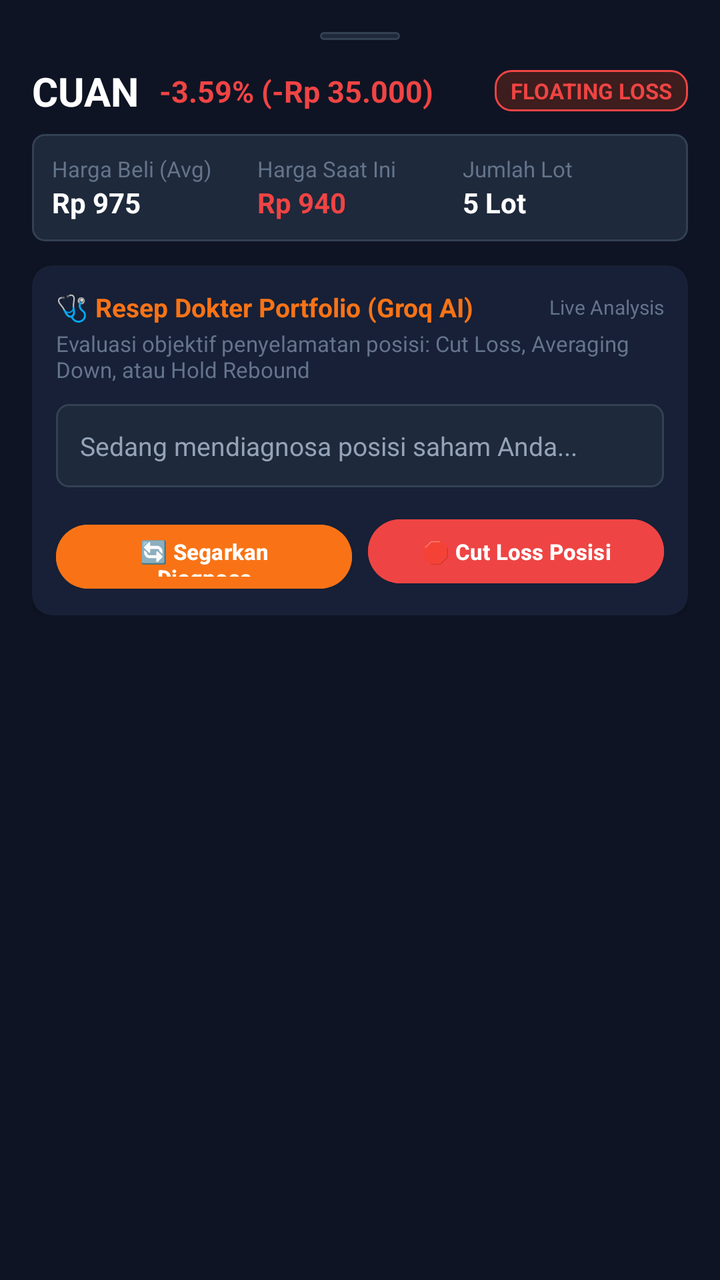
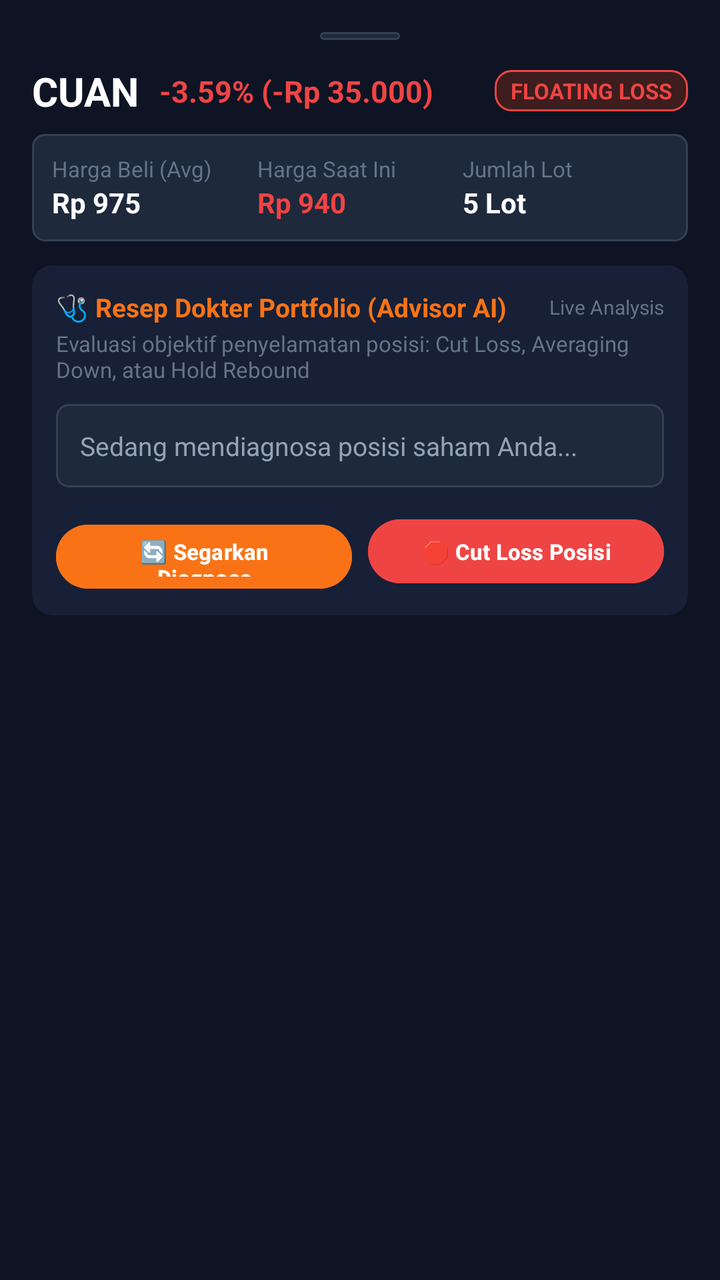

Two renders of the same Android screen: before a commit and after it. Below are the layout's source before the change and the commit's diff.
<!-- AndroidManifest.xml: application theme Theme.AppScalping -->
<!-- res/layout/bottom_sheet_portfolio_rescue.xml -->
<?xml version="1.0" encoding="utf-8"?>
<androidx.core.widget.NestedScrollView xmlns:android="http://schemas.android.com/apk/res/android"
    xmlns:app="http://schemas.android.com/apk/res-auto"
    android:layout_width="match_parent"
    android:layout_height="wrap_content"
    android:background="@color/bg_panel">

    <LinearLayout
        android:layout_width="match_parent"
        android:layout_height="wrap_content"
        android:orientation="vertical"
        android:padding="16dp">

        
        <View
            android:layout_width="40dp"
            android:layout_height="4dp"
            android:layout_gravity="center_horizontal"
            android:layout_marginBottom="12dp"
            android:background="@drawable/bg_chip" />

        
        <LinearLayout
            android:layout_width="match_parent"
            android:layout_height="wrap_content"
            android:gravity="center_vertical"
            android:orientation="horizontal">

            <TextView
                android:id="@+id/tvRescueTicker"
                android:layout_width="wrap_content"
                android:layout_height="wrap_content"
                android:text="CUAN"
                android:textColor="@color/text_primary"
                android:textSize="20sp"
                android:textStyle="bold" />

            <TextView
                android:id="@+id/tvRescuePnl"
                android:layout_width="wrap_content"
                android:layout_height="wrap_content"
                android:layout_marginStart="10dp"
                android:text="-3.59% (-Rp 35.000)"
                android:textColor="@color/signal_red"
                android:textSize="15sp"
                android:textStyle="bold" />

            <View
                android:layout_width="0dp"
                android:layout_height="1dp"
                android:layout_weight="1" />

            <TextView
                android:id="@+id/badgeRescueStatus"
                android:layout_width="wrap_content"
                android:layout_height="wrap_content"
                android:background="@drawable/bg_score_red"
                android:paddingHorizontal="8dp"
                android:paddingVertical="3dp"
                android:text="FLOATING LOSS"
                android:textColor="@color/signal_red"
                android:textSize="11sp"
                android:textStyle="bold" />
        </LinearLayout>

        
        <LinearLayout
            android:layout_width="match_parent"
            android:layout_height="wrap_content"
            android:layout_marginTop="8dp"
            android:background="@drawable/bg_chip"
            android:orientation="horizontal"
            android:padding="10dp">

            <LinearLayout
                android:layout_width="0dp"
                android:layout_height="wrap_content"
                android:layout_weight="1"
                android:orientation="vertical">

                <TextView
                    android:layout_width="wrap_content"
                    android:layout_height="wrap_content"
                    android:text="Harga Beli (Avg)"
                    android:textColor="@color/text_muted"
                    android:textSize="11sp" />

                <TextView
                    android:id="@+id/tvRescueEntry"
                    android:layout_width="wrap_content"
                    android:layout_height="wrap_content"
                    android:text="Rp 975"
                    android:textColor="@color/text_primary"
                    android:textSize="14sp"
                    android:textStyle="bold" />
            </LinearLayout>

            <LinearLayout
                android:layout_width="0dp"
                android:layout_height="wrap_content"
                android:layout_weight="1"
                android:orientation="vertical">

                <TextView
                    android:layout_width="wrap_content"
                    android:layout_height="wrap_content"
                    android:text="Harga Saat Ini"
                    android:textColor="@color/text_muted"
                    android:textSize="11sp" />

                <TextView
                    android:id="@+id/tvRescueCurrentPrice"
                    android:layout_width="wrap_content"
                    android:layout_height="wrap_content"
                    android:text="Rp 940"
                    android:textColor="@color/signal_red"
                    android:textSize="14sp"
                    android:textStyle="bold" />
            </LinearLayout>

            <LinearLayout
                android:layout_width="0dp"
                android:layout_height="wrap_content"
                android:layout_weight="1"
                android:orientation="vertical">

                <TextView
                    android:layout_width="wrap_content"
                    android:layout_height="wrap_content"
                    android:text="Jumlah Lot"
                    android:textColor="@color/text_muted"
                    android:textSize="11sp" />

                <TextView
                    android:id="@+id/tvRescueLot"
                    android:layout_width="wrap_content"
                    android:layout_height="wrap_content"
                    android:text="5 Lot"
                    android:textColor="@color/text_primary"
                    android:textSize="14sp"
                    android:textStyle="bold" />
            </LinearLayout>
        </LinearLayout>

        
        <androidx.cardview.widget.CardView
            android:layout_width="match_parent"
            android:layout_height="wrap_content"
            android:layout_marginTop="12dp"
            app:cardBackgroundColor="@color/bg_card"
            app:cardCornerRadius="10dp"
            app:cardElevation="2dp">

            <LinearLayout
                android:layout_width="match_parent"
                android:layout_height="wrap_content"
                android:orientation="vertical"
                android:padding="12dp">

                <LinearLayout
                    android:layout_width="match_parent"
                    android:layout_height="wrap_content"
                    android:gravity="center_vertical"
                    android:orientation="horizontal">

                    <TextView
                        android:layout_width="0dp"
                        android:layout_height="wrap_content"
                        android:layout_weight="1"
                        android:text="🩺 Resep Dokter Portfolio (Groq AI)"
                        android:textColor="#F97316"
                        android:textSize="13sp"
                        android:textStyle="bold" />

                    <TextView
                        android:id="@+id/tvRescueTime"
                        android:layout_width="wrap_content"
                        android:layout_height="wrap_content"
                        android:text="Live Analysis"
                        android:textColor="@color/text_muted"
                        android:textSize="10sp" />
                </LinearLayout>

                <TextView
                    android:layout_width="match_parent"
                    android:layout_height="wrap_content"
                    android:layout_marginTop="2dp"
                    android:text="Evaluasi objektif penyelamatan posisi: Cut Loss, Averaging Down, atau Hold Rebound"
                    android:textColor="@color/text_muted"
                    android:textSize="11sp" />

                
                <LinearLayout
                    android:layout_width="match_parent"
                    android:layout_height="wrap_content"
                    android:layout_marginTop="10dp"
                    android:background="@drawable/bg_chip"
                    android:orientation="vertical"
                    android:padding="12dp">

                    <TextView
                        android:id="@+id/tvRescueContent"
                        android:layout_width="match_parent"
                        android:layout_height="wrap_content"
                        android:lineSpacingExtra="4dp"
                        android:text="Sedang mendiagnosa posisi saham Anda..."
                        android:textColor="@color/text_secondary"
                        android:textIsSelectable="true"
                        android:textSize="13sp" />

                    
                    <LinearLayout
                        android:id="@+id/layoutRescueLoading"
                        android:layout_width="match_parent"
                        android:layout_height="wrap_content"
                        android:layout_marginTop="8dp"
                        android:gravity="center_vertical"
                        android:orientation="horizontal"
                        android:visibility="gone">

                        <ProgressBar
                            android:layout_width="16dp"
                            android:layout_height="16dp"
                            android:indeterminateTint="#F97316" />

                        <TextView
                            android:layout_width="wrap_content"
                            android:layout_height="wrap_content"
                            android:layout_marginStart="8dp"
                            android:text="Menghubungi Groq AI &amp; menganalisis data pasar..."
                            android:textColor="#F97316"
                            android:textSize="11sp" />
                    </LinearLayout>
                </LinearLayout>

                <LinearLayout
                    android:layout_width="match_parent"
                    android:layout_height="wrap_content"
                    android:layout_marginTop="12dp"
                    android:orientation="horizontal">

                    <Button
                        android:id="@+id/btnRefreshRescue"
                        android:layout_width="0dp"
                        android:layout_height="40dp"
                        android:layout_weight="1"
                        android:layout_marginEnd="4dp"
                        android:backgroundTint="#F97316"
                        android:text="🔄 Segarkan Diagnosa"
                        android:textColor="#FFFFFF"
                        android:textSize="11sp"
                        android:textStyle="bold" />

                    <Button
                        android:id="@+id/btnExecuteCutLoss"
                        android:layout_width="0dp"
                        android:layout_height="40dp"
                        android:layout_weight="1"
                        android:layout_marginStart="4dp"
                        android:backgroundTint="#EF4444"
                        android:text="🛑 Cut Loss Posisi"
                        android:textColor="#FFFFFF"
                        android:textSize="11sp"
                        android:textStyle="bold" />
                </LinearLayout>
            </LinearLayout>
        </androidx.cardview.widget.CardView>
    </LinearLayout>
</androidx.core.widget.NestedScrollView>
<!-- resources referenced by this layout -->
<resources>
  <color name="bg_card">#172036</color>
  <color name="bg_panel">#0E1424</color>
  <color name="signal_red">#EF4444</color>
  <color name="text_muted">#64748B</color>
  <color name="text_primary">#FFFFFF</color>
  <color name="text_secondary">#94A3B8</color>
  <!-- drawable bg_chip (drawable) -->
  <?xml version="1.0" encoding="utf-8"?>
  <shape xmlns:android="http://schemas.android.com/apk/res/android"
      android:shape="rectangle">
      <corners android:radius="6dp" />
      <solid android:color="#1E293B" />
      <stroke android:width="1dp" android:color="#334155" />
  </shape>
  <!-- drawable bg_score_red (drawable) -->
  <?xml version="1.0" encoding="utf-8"?>
  <shape xmlns:android="http://schemas.android.com/apk/res/android"
      android:shape="rectangle">
      <corners android:radius="8dp" />
      <solid android:color="@color/signal_red_bg" />
      <stroke android:width="1dp" android:color="@color/signal_red" />
  </shape>
  <style name="Theme.AppScalping" parent="Theme.Material3.DayNight.NoActionBar">
          <item name="android:statusBarColor">@color/bg_panel</item>
          <item name="android:windowLightStatusBar">false</item>
          <item name="android:navigationBarColor">@color/bg_panel</item>
          <item name="colorPrimary">@color/brand_primary</item>
          <item name="colorSecondary">@color/brand_accent</item>
      </style>
  <color name="signal_red_bg">#3D1D1D</color>
  <color name="brand_primary">#0EA5E9</color>
  <color name="brand_accent">#38BDF8</color>
</resources>

<!-- the commit's change to res/layout/bottom_sheet_portfolio_rescue.xml (unified diff, before → after) -->
@@ -167,7 +167,7 @@
                         android:layout_width="0dp"
                         android:layout_height="wrap_content"
                         android:layout_weight="1"
-                        android:text="🩺 Resep Dokter Portfolio (Groq AI)"
+                        android:text="🩺 Resep Dokter Portfolio (Advisor AI)"
                         android:textColor="#F97316"
                         android:textSize="13sp"
                         android:textStyle="bold" />
@@ -227,7 +227,7 @@
                             android:layout_width="wrap_content"
                             android:layout_height="wrap_content"
                             android:layout_marginStart="8dp"
-                            android:text="Menghubungi Groq AI &amp; menganalisis data pasar..."
+                            android:text="Menghubungi AI &amp; menganalisis data pasar..."
                             android:textColor="#F97316"
                             android:textSize="11sp" />
                     </LinearLayout>
